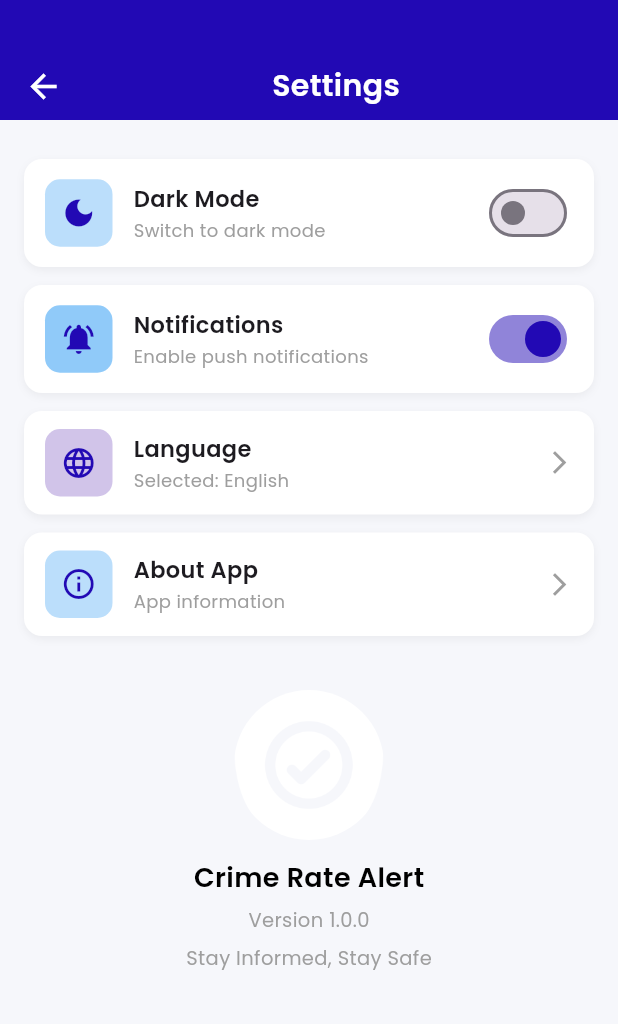
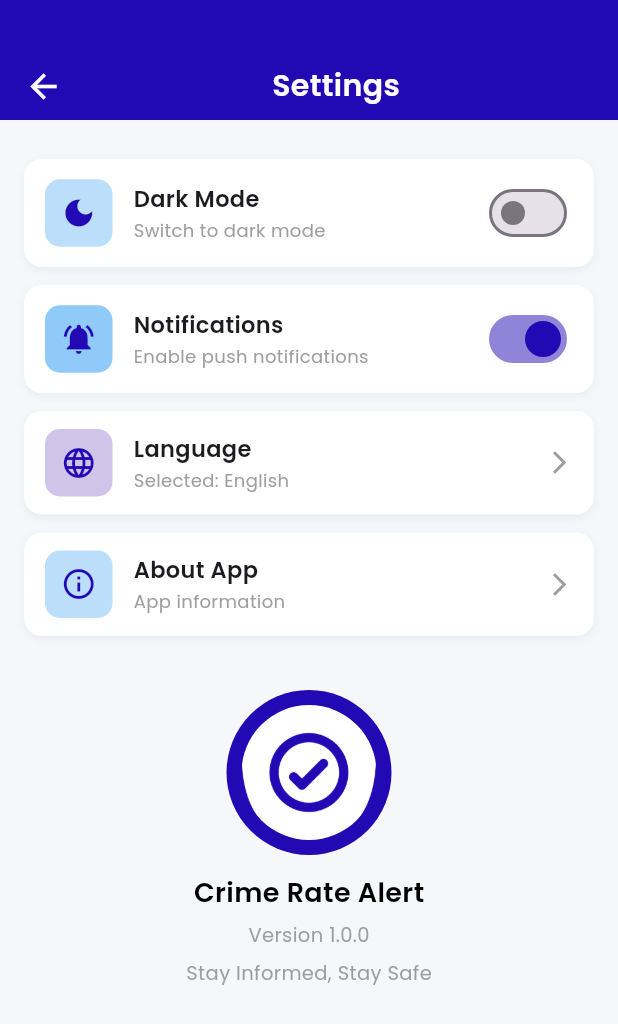
Before and after one commit to Amansarfraz/crime_app, a Flutter app: the SettingsScreen screen opened by its route, on a phone screen of 412 x 824 dp. Shown: the top 1024 px of the screen. Run offline on Flutter 3.47's test engine with Material 3 defaults, Android fonts, the phone set to English and light mode, and no system bars; our stand-ins replace google_fonts, lottie.

Commit message:
first commit

```diff
--- a/lib/screens/settings_screen.dart
+++ b/lib/screens/settings_screen.dart
@@ -126,15 +126,24 @@ class _SettingsScreenState extends State<SettingsScreen> {
 
           const SizedBox(height: 30),
 
-          // 🖼️ Image Placeholder Only (no logo icons)
+          // 🟦 Blue circular logo at bottom
           Column(
             children: [
-              ClipOval(
-                child: Image.asset(
-                  'assets/images/Group.png', // 👈 Put your own image path here
-                  width: 100,
-                  height: 100,
-                  fit: BoxFit.cover,
+              Container(
+                width: 110,
+                height: 110,
+                decoration: const BoxDecoration(
+                  shape: BoxShape.circle,
+                  color: Color(0xFF2209B4), // same as header color
+                ),
+                child: Padding(
+                  padding: const EdgeInsets.all(10),
+                  child: ClipOval(
+                    child: Image.asset(
+                      'assets/images/Group.png', // 👈 your logo path
+                      fit: BoxFit.cover,
+                    ),
+                  ),
                 ),
               ),
               const SizedBox(height: 12),
```
Also changed, not shown: lib/screens/about_app_screen.dart (+18 -9 lines).
